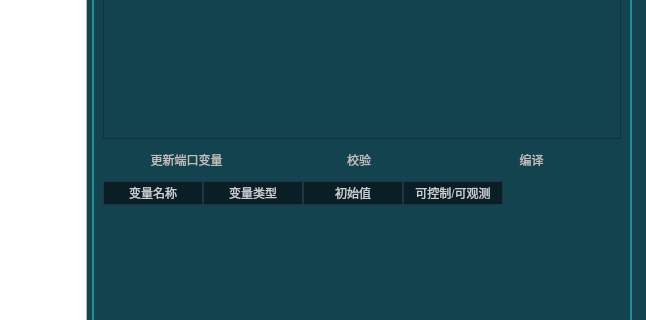
Before: the Qt Designer form dialogunitmanage.ui in lushisongicloud/T-Designer, drawn with Qt 5; both pictures show x 746 to 1392 and y 357 to 677 of the 1392 by 800 pixel window.
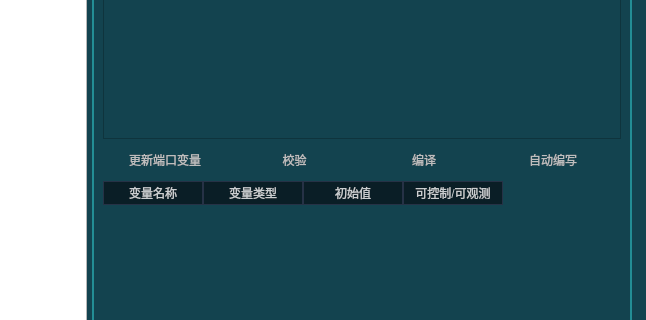
After: the same form once the commit is applied. The open tabs and pages were chosen to show the change. Icons and pictures are not drawn. Custom widgets are drawn as their Qt base class.

Commit message: 大模型编写T语言模型，已可获取到端口列表

What changed in the file:
```diff
--- a/dialogunitmanage.ui
+++ b/dialogunitmanage.ui
@@ -1978,6 +1978,16 @@
                </property>
               </widget>
              </item>
+             <item>
+              <widget class="QPushButton" name="BtnAutoGenerate">
+               <property name="toolTip">
+                <string>使用 AI 自动生成 T 语言模型</string>
+               </property>
+               <property name="text">
+                <string>自动编写</string>
+               </property>
+              </widget>
+             </item>
             </layout>
            </widget>
           </item>
```
Left out of the diff: 2 changed lines with no effect on the pictures. The commit also changes 57 other files.
